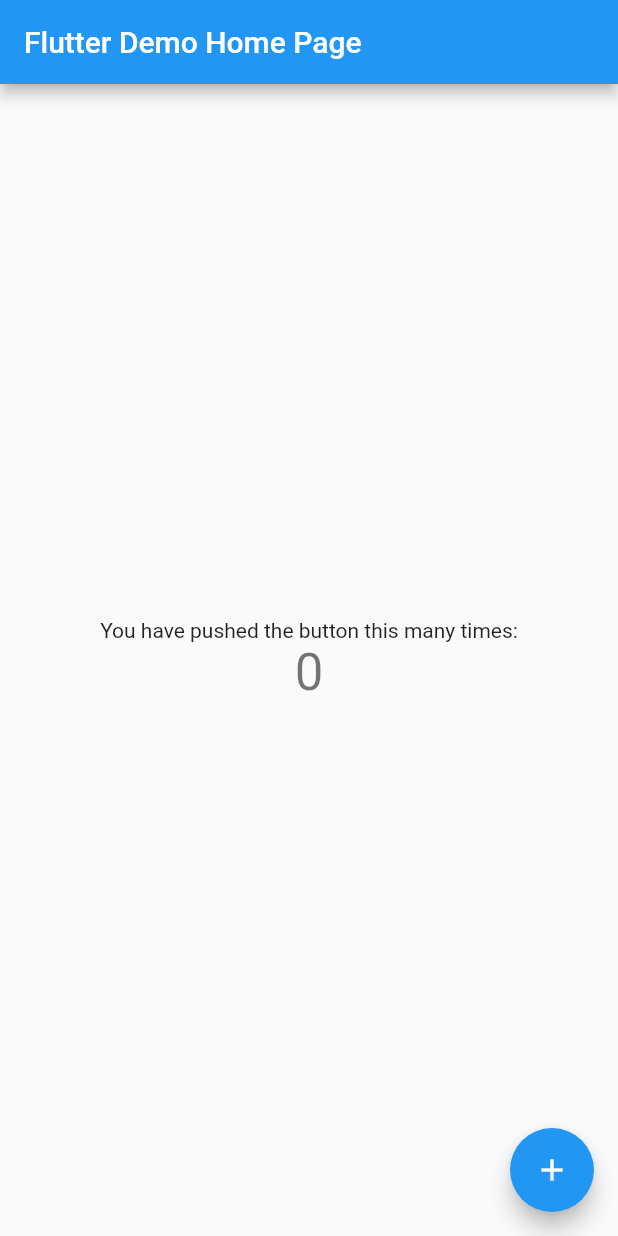
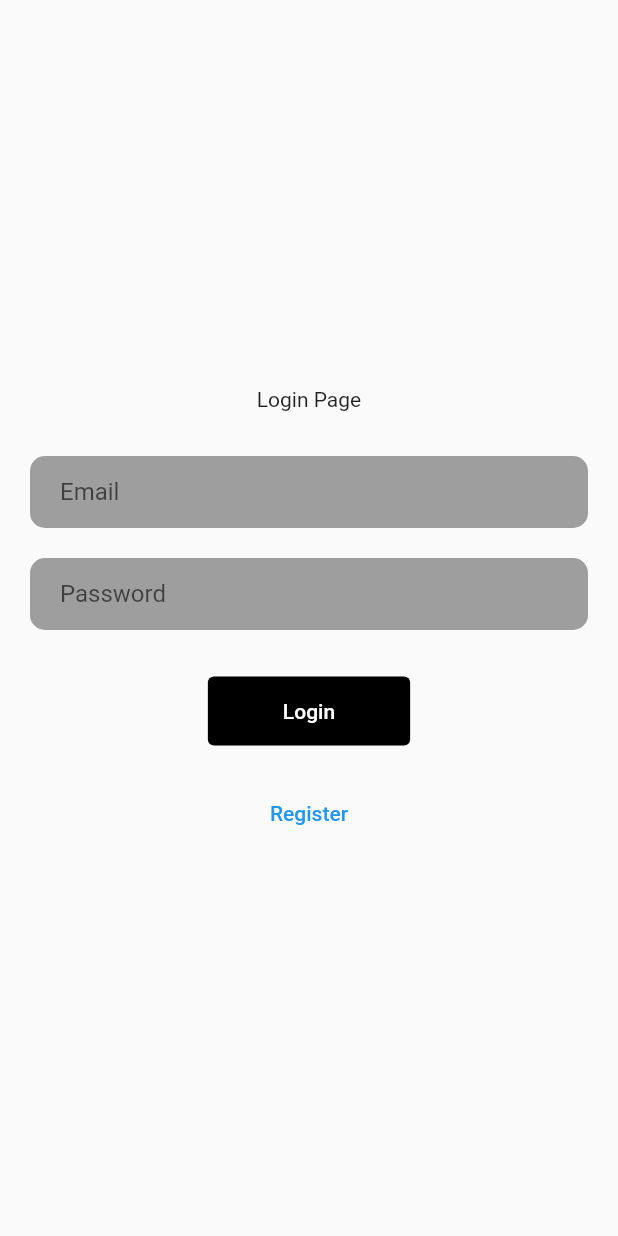
Before and after one commit to LOREYLOLIM/flutter_forumapp, a Flutter app: the screen it shows after launch, on a phone screen of 412 x 824 dp. Run offline on Flutter 3.47's test engine with Material 2 defaults, Android fonts, the phone set to English and light mode, and no system bars.

Commit message:
new commit

```diff
--- a/mobile/lib/main.dart
+++ b/mobile/lib/main.dart
@@ -1,4 +1,5 @@
 import 'package:flutter/material.dart';
+import 'package:forumapp/views/login_page.dart';
 
 void main() {
   runApp(const MyApp());
@@ -10,106 +11,10 @@ class MyApp extends StatelessWidget {
   // This widget is the root of your application.
   @override
   Widget build(BuildContext context) {
-    return MaterialApp(
-      title: 'Flutter Demo',
-      theme: ThemeData(
-        // This is the theme of your application.
-        //
-        // Try running your application with "flutter run". You'll see the
-        // application has a blue toolbar. Then, without quitting the app, try
-        // changing the primarySwatch below to Colors.green and then invoke
-        // "hot reload" (press "r" in the console where you ran "flutter run",
-        // or simply save your changes to "hot reload" in a Flutter IDE).
-        // Notice that the counter didn't reset back to zero; the application
-        // is not restarted.
-        primarySwatch: Colors.blue,
-      ),
-      home: const MyHomePage(title: 'Flutter Demo Home Page'),
+    return const MaterialApp(
+      debugShowCheckedModeBanner: false,
+      title: 'Forum App',
+      home: LoginPage(),
     );
   }
 }
-
-class MyHomePage extends StatefulWidget {
-  const MyHomePage({super.key, required this.title});
-
-  // This widget is the home page of your application. It is stateful, meaning
-  // that it has a State object (defined below) that contains fields that affect
-  // how it looks.
-
-  // This class is the configuration for the state. It holds the values (in this
-  // case the title) provided by the parent (in this case the App widget) and
-  // used by the build method of the State. Fields in a Widget subclass are
-  // always marked "final".
-
-  final String title;
-
-  @override
-  State<MyHomePage> createState() => _MyHomePageState();
-}
-
-class _MyHomePageState extends State<MyHomePage> {
-  int _counter = 0;
-
-  void _incrementCounter() {
-    setState(() {
-      // This call to setState tells the Flutter framework that something has
-      // changed in this State, which causes it to rerun the build method below
-      // so that the display can reflect the updated values. If we changed
-      // _counter without calling setState(), then the build method would not be
-      // called again, and so nothing would appear to happen.
-      _counter++;
-    });
-  }
-
-  @override
-  Widget build(BuildContext context) {
-    // This method is rerun every time setState is called, for instance as done
-    // by the _incrementCounter method above.
-    //
-    // The Flutter framework has been optimized to make rerunning build methods
-    // fast, so that you can just rebuild anything that needs updating rather
-    // than having to individually change instances of widgets.
-    return Scaffold(
-      appBar: AppBar(
-        // Here we take the value from the MyHomePage object that was created by
-        // the App.build method, and use it to set our appbar title.
-        title: Text(widget.title),
-      ),
-      body: Center(
-        // Center is a layout widget. It takes a single child and positions it
-        // in the middle of the parent.
-        child: Column(
-          // Column is also a layout widget. It takes a list of children and
-          // arranges them vertically. By default, it sizes itself to fit its
-          // children horizontally, and tries to be as tall as its parent.
-          //
-          // Invoke "debug painting" (press "p" in the console, choose the
-          // "Toggle Debug Paint" action from the Flutter Inspector in Android
-          // Studio, or the "Toggle Debug Paint" command in Visual Studio Code)
-          // to see the wireframe for each widget.
-          //
-          // Column has various properties to control how it sizes itself and
-          // how it positions its children. Here we use mainAxisAlignment to
-          // center the children vertically; the main axis here is the vertical
-          // axis because Columns are vertical (the cross axis would be
-          // horizontal).
-          mainAxisAlignment: MainAxisAlignment.center,
-          children: <Widget>[
-            const Text(
-              'You have pushed the button this many times:',
-            ),
-            Text(
-              '$_counter',
-              style: Theme.of(context).textTheme.headlineMedium,
-            ),
-          ],
-        ),
-      ),
-      floatingActionButton: FloatingActionButton(
-        onPressed: _incrementCounter,
-        tooltip: 'Increment',
-        child: const Icon(Icons.add),
-      ), // This trailing comma makes auto-formatting nicer for build methods.
-    );
-  }
-}
--- /dev/null
+++ b/mobile/lib/views/login_page.dart
@@ -0,0 +1,79 @@
+import 'package:flutter/material.dart';
+import 'package:forumapp/views/widgets/input_widget.dart';
+// import 'package:google_fonts/google_fonts.dart';
+
+class LoginPage extends StatefulWidget {
+  const LoginPage({super.key});
+
+  @override
+  State<LoginPage> createState() => _LoginPageState();
+}
+
+class _LoginPageState extends State<LoginPage> {
+  final TextEditingController _emailController = TextEditingController();
+  final TextEditingController _passwordController = TextEditingController();
+
+  @override
+  Widget build(BuildContext context) {
+    var size = MediaQuery.of(context).size.width;
+
+    return Scaffold(
+        body: Center(
+      child: Padding(
+        padding: const EdgeInsets.symmetric(
+          horizontal: 20.0,
+        ),
+        child: Column(
+          mainAxisAlignment: MainAxisAlignment.center,
+          crossAxisAlignment: CrossAxisAlignment.center,
+          children: [
+            const Text(
+              'Login Page',
+              // style: GoogleFonts.poppins(fontSize: 30),
+            ),
+            const SizedBox(
+              height: 30,
+            ),
+            InputWidget(
+              hintText: 'Email',
+              controller: _emailController,
+              obscureText: false,
+            ),
+            const SizedBox(
+              height: 20,
+            ),
+            InputWidget(
+              hintText: 'Password',
+              controller: _passwordController,
+              obscureText: true,
+            ),
+            const SizedBox(
+              height: 30,
+            ),
+            ElevatedButton(
+              style: ElevatedButton.styleFrom(
+                backgroundColor: Colors.black,
+                elevation: 0,
+                padding: const EdgeInsets.symmetric(
+                  horizontal: 50,
+                  vertical: 15,
+                ),
+              ),
+              onPressed: () {},
+              child: const Text('Login'),
+            ),
+            const SizedBox(
+              height: 20,
+            ),
+            TextButton(
+              onPressed: () {},
+              child: const Text(
+                'Register',
+              ),
+            )
+          ],
+        ),
+      ),
+    ));
+  }
+}
--- /dev/null
+++ b/mobile/lib/views/widgets/input_widget.dart
@@ -0,0 +1,33 @@
+import 'package:flutter/material.dart';
+
+class InputWidget extends StatelessWidget {
+  const InputWidget({
+    super.key,
+    required this.hintText,
+    required this.controller,
+    required this.obscureText,
+  });
+
+  final String hintText;
+  final TextEditingController controller;
+  final bool obscureText;
+
+  @override
+  Widget build(BuildContext context) {
+    return Container(
+      width: double.infinity,
+      decoration: BoxDecoration(
+        color: Colors.grey,
+        borderRadius: BorderRadius.circular(10),
+      ),
+      child: TextField(
+        obscureText: obscureText,
+        controller: controller,
+        decoration: InputDecoration(
+            border: InputBorder.none,
+            hintText: hintText,
+            contentPadding: const EdgeInsets.symmetric(horizontal: 20)),
+      ),
+    );
+  }
+}
```
Also changed, not shown: mobile/lib/views/register_page.dart (added, +70 -0 lines).
